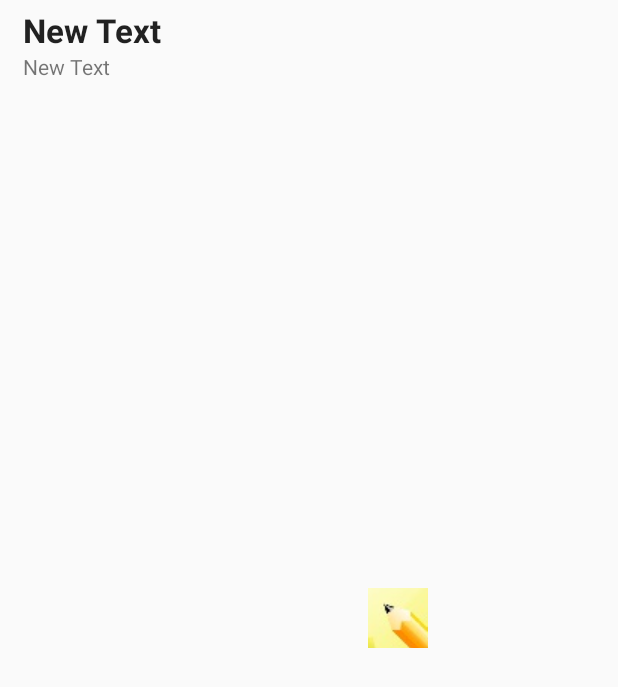
After one commit to BeatProgramming/teacher_tracker, an Android app: the layout image_list_item.xml on its own in the app's theme, with its tools: preview values and no code run, on a phone screen of 412 x 824 dp. The commit adds this screen. Shown: the top 687 px of the screen. Run offline under Robolectric (Android 15) with nearby library versions, the phone set to English and light mode, and no system bars.

Commit message:
Añadido button con imagen

```diff
--- /dev/null
+++ b/app/src/main/res/drawable/item_list_indicator.xml
@@ -0,0 +1,6 @@
+<?xml version="1.0" encoding="utf-8"?>
+<selector xmlns:android="http://schemas.android.com/apk/res/android">
+    <item
+        android:state_pressed="true"
+        android:color= "#ffff0000"/><!-- Pressed -->
+</selector>
--- a/app/src/main/res/layout/content_main.xml
+++ b/app/src/main/res/layout/content_main.xml
@@ -2,11 +2,13 @@
 <RelativeLayout xmlns:android="http://schemas.android.com/apk/res/android"
     xmlns:tools="http://schemas.android.com/tools"
     xmlns:app="http://schemas.android.com/apk/res-auto" android:layout_width="match_parent"
-    android:layout_height="match_parent" android:paddingLeft="@dimen/activity_horizontal_margin"
+    android:layout_height="match_parent"
+    android:paddingLeft="@dimen/activity_horizontal_margin"
     android:paddingRight="@dimen/activity_horizontal_margin"
     android:paddingTop="@dimen/activity_vertical_margin"
     android:paddingBottom="@dimen/activity_vertical_margin"
-    app:layout_behavior="@string/appbar_scrolling_view_behavior" tools:showIn="@layout/app_bar_main"
+    app:layout_behavior="@string/appbar_scrolling_view_behavior"
+    tools:showIn="@layout/app_bar_main"
     tools:context=".MainActivity">
 
     <ListView
--- /dev/null
+++ b/app/src/main/res/layout/image_list_item.xml
@@ -0,0 +1,42 @@
+<?xml version="1.0" encoding="utf-8"?>
+
+<RelativeLayout xmlns:android="http://schemas.android.com/apk/res/android"
+    android:layout_width="match_parent" android:layout_height="wrap_content"
+    android:padding="5dp">
+
+    <TextView
+        android:layout_width="wrap_content"
+        android:layout_height="wrap_content"
+        android:id="@+id/hora"
+        android:layout_marginRight="10dp"
+        android:layout_alignParentLeft="true"
+        android:layout_centerVertical="true" />
+
+    <TextView
+        android:layout_width="230dp"
+        android:layout_height="wrap_content"
+        android:text="New Text"
+        android:id="@+id/text1"
+        android:layout_alignParentTop="true"
+        android:layout_toRightOf="@+id/hora"
+        android:textAppearance="@android:style/TextAppearance.Holo.Large"
+        android:textStyle="bold" />
+
+    <TextView
+        android:layout_width="230dp"
+        android:layout_height="wrap_content"
+        android:text="New Text"
+        android:id="@+id/text2"
+        android:layout_below="@+id/text1"
+        android:layout_toRightOf="@+id/hora"
+        android:layout_alignParentBottom="true" />
+
+    <ImageButton
+        android:layout_width="40dp"
+        android:layout_height="40dp"
+        android:id="@+id/nuevaNota"
+        android:src="@drawable/nota"
+        android:layout_centerInParent="@+id/text1"
+        android:layout_centerVertical="true"
+        android:layout_toRightOf="@+id/text1" />
+</RelativeLayout>
```
Also changed, not shown: app/src/main/res/drawable/nota.jpg (added).
